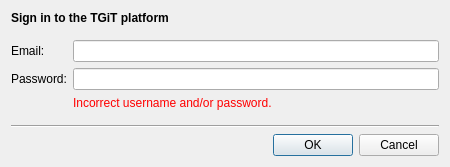
Above: resources/ui/sign_in_dialog.ui from Iconoclasteinc/tgit before the change. Below: the same form after it.
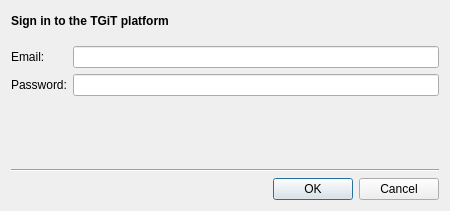
That is the form after the change. Custom widgets are drawn as their Qt base class.

Commit message: Make authentication request to Cheddar async and add a progress indicator to the sign in dialog

```diff
--- a/resources/ui/sign_in_dialog.ui
+++ b/resources/ui/sign_in_dialog.ui
@@ -7,7 +7,7 @@
     <x>0</x>
     <y>0</y>
     <width>450</width>
-    <height>158</height>
+    <height>211</height>
    </rect>
   </property>
   <property name="minimumSize">
@@ -30,6 +30,8 @@
   </property>
   <layout class="QVBoxLayout" name="verticalLayout">
    <item>
+    <layout class="QHBoxLayout" name="horizontalLayout_2">
+     <item>
     <widget class="QLabel" name="_title">
      <property name="font">
       <font>
@@ -43,6 +45,37 @@
     </widget>
    </item>
    <item>
+      <widget class="QProgressIndicator" name="_progress_indicator" native="true">
+       <property name="sizePolicy">
+        <sizepolicy hsizetype="Fixed" vsizetype="Fixed">
+         <horstretch>0</horstretch>
+         <verstretch>0</verstretch>
+        </sizepolicy>
+       </property>
+       <property name="minimumSize">
+        <size>
+         <width>20</width>
+         <height>20</height>
+        </size>
+       </property>
+      </widget>
+     </item>
+     <item>
+      <spacer name="horizontalSpacer">
+       <property name="orientation">
+        <enum>Qt::Horizontal</enum>
+       </property>
+       <property name="sizeHint" stdset="0">
+        <size>
+         <width>40</width>
+         <height>20</height>
+        </size>
+       </property>
+      </spacer>
+     </item>
+    </layout>
+   </item>
+   <item>
     <widget class="QWidget" name="_form" native="true">
      <layout class="QFormLayout" name="formLayout_2">
       <property name="leftMargin">
@@ -97,10 +130,18 @@
       <item row="2" column="1">
        <widget class="QLabel" name="_authentication_error">
         <property name="styleSheet">
-         <string notr="true">color: red;</string>
+         <string notr="true">color: red;
+
+QLabel[style=QWindowsVistaStyle] {
+	margin-top: -1px;
+}
+
+QLabel[style=QMacStyle] {
+	margin-top: -2px;
+}</string>
         </property>
-        <property name="text">
-         <string>Incorrect username and/or password.</string>
+        <property name="alignment">
+         <set>Qt::AlignLeading|Qt::AlignLeft|Qt::AlignTop</set>
         </property>
        </widget>
       </item>
@@ -126,6 +167,14 @@
    </item>
   </layout>
  </widget>
+ <customwidgets>
+  <customwidget>
+   <class>QProgressIndicator</class>
+   <extends>QWidget</extends>
+   <header>tgit.ui.widgets.progress_indicator</header>
+   <container>1</container>
+  </customwidget>
+ </customwidgets>
  <resources/>
  <connections>
   <connection>
```
Left out of the diff: 4 changed lines with no effect on the pictures. Lines whose indentation alone changed are shown as unchanged. The commit also changes 14 other files.
